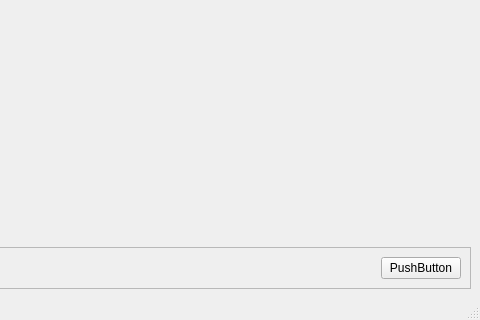
First picture: the form in mainwindow.ui, repository horvathzoltan/3dplots, before the edit; both pictures show x 320 to 800 and y 280 to 600 of the 800 by 600 pixel window.
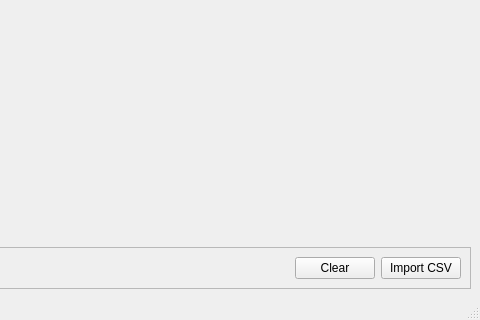
Second picture: the form after the edit.

Patch:
```diff
--- a/mainwindow.ui
+++ b/mainwindow.ui
@@ -46,10 +46,17 @@
          </property>
         </spacer>
        </item>
+       <item>
+        <widget class="QPushButton" name="pushButton_2">
+         <property name="text">
+          <string>Clear</string>
+         </property>
+        </widget>
+       </item>
        <item>
         <widget class="QPushButton" name="pushButton">
          <property name="text">
-          <string>PushButton</string>
+          <string>Import CSV</string>
          </property>
         </widget>
        </item>
```
